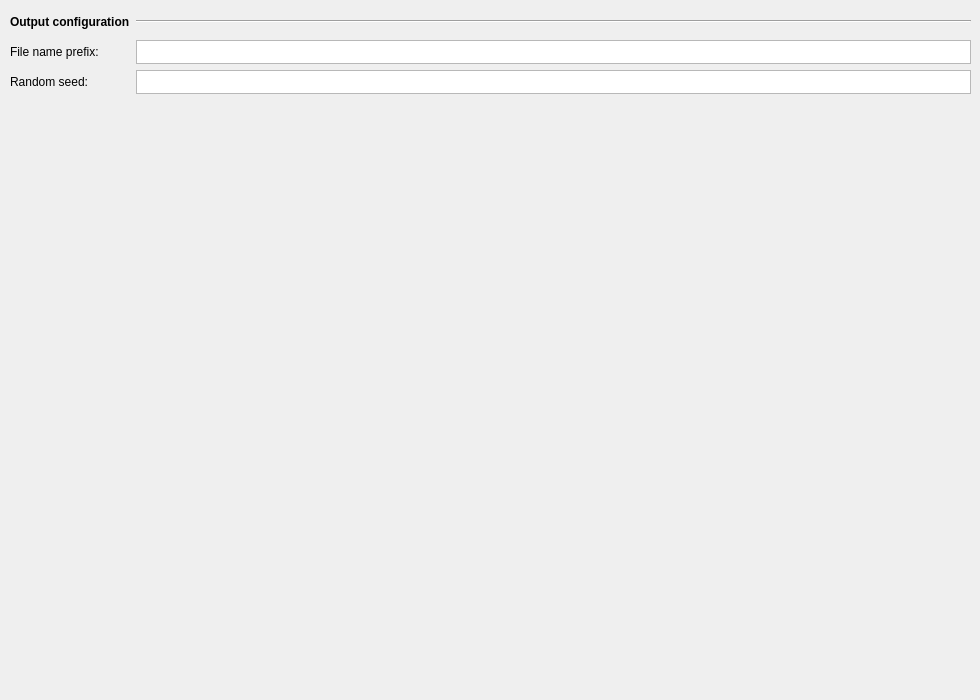
Qt form src/phylojunction/interface/pysidegui/pjguipages/pjgui_pages.ui (fkmendes/PhyloJunction) before a commit.
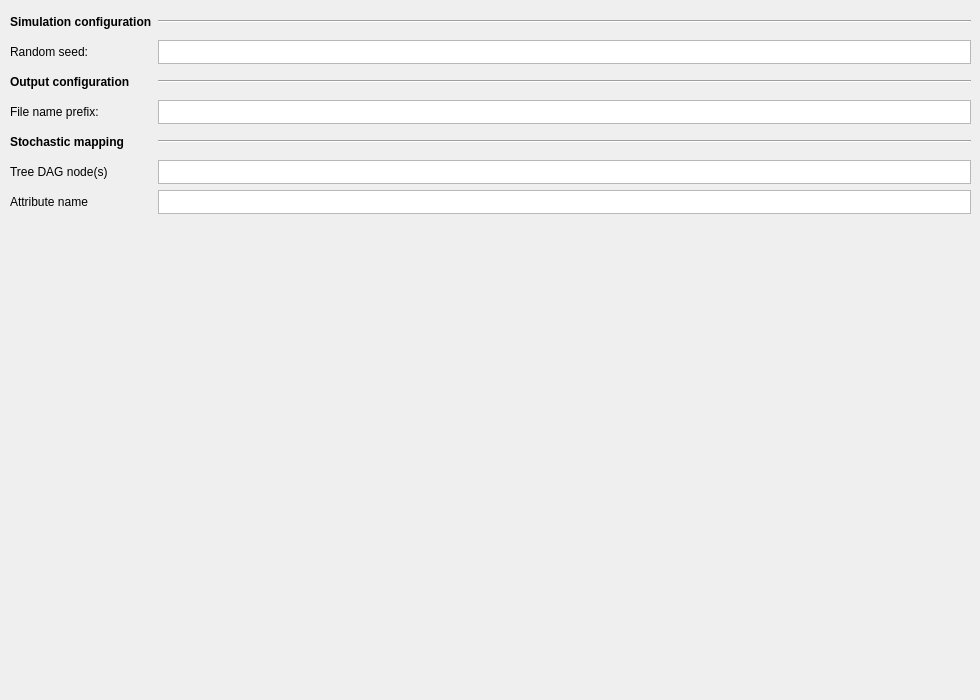
The same form after that commit. The open tabs and pages were chosen to show the change. Icons and pictures are not drawn. Custom widgets are drawn as their Qt base class.

Commit message:
Add GUI support for exporting stoch maps
Next step is to add CLI support for exporting stoch maps

What changed in the file:
```diff
--- a/src/phylojunction/interface/pysidegui/pjguipages/pjgui_pages.ui
+++ b/src/phylojunction/interface/pysidegui/pjguipages/pjgui_pages.ui
@@ -39,69 +39,7 @@
      </rect>
     </property>
     <layout class="QGridLayout" name="settings_page_grid_layout">
-     <item row="1" column="0">
-      <widget class="QLabel" name="filename_prefix_label">
-       <property name="minimumSize">
-        <size>
-         <width>110</width>
-         <height>24</height>
-        </size>
-       </property>
-       <property name="maximumSize">
-        <size>
-         <width>110</width>
-         <height>24</height>
-        </size>
-       </property>
-       <property name="text">
-        <string>File name prefix:</string>
-       </property>
-      </widget>
-     </item>
-     <item row="2" column="0">
-      <widget class="QLabel" name="random_seed_prefix_label">
-       <property name="minimumSize">
-        <size>
-         <width>110</width>
-         <height>24</height>
-        </size>
-       </property>
-       <property name="maximumSize">
-        <size>
-         <width>110</width>
-         <height>24</height>
-        </size>
-       </property>
-       <property name="text">
-        <string>Random seed:</string>
-       </property>
-      </widget>
-     </item>
-     <item row="0" column="0">
-      <widget class="QLabel" name="settings_label">
-       <property name="minimumSize">
-        <size>
-         <width>0</width>
-         <height>24</height>
-        </size>
-       </property>
-       <property name="maximumSize">
-        <size>
-         <width>16777215</width>
-         <height>24</height>
-        </size>
-       </property>
-       <property name="font">
-        <font>
-         <bold>true</bold>
-        </font>
-       </property>
-       <property name="text">
-        <string>Output configuration</string>
-       </property>
-      </widget>
-     </item>
-     <item row="3" column="0">
+     <item row="7" column="0">
       <spacer name="settings_vert_spacer">
        <property name="orientation">
         <enum>Qt::Vertical</enum>
@@ -114,7 +52,26 @@
        </property>
       </spacer>
      </item>
-     <item row="1" column="1">
+     <item row="3" column="0">
+      <widget class="QLabel" name="filename_prefix_label">
+       <property name="minimumSize">
+        <size>
+         <width>110</width>
+         <height>24</height>
+        </size>
+       </property>
+       <property name="maximumSize">
+        <size>
+         <width>110</width>
+         <height>24</height>
+        </size>
+       </property>
+       <property name="text">
+        <string>File name prefix:</string>
+       </property>
+      </widget>
+     </item>
+     <item row="3" column="1">
       <widget class="QTextEdit" name="filename_prefix_textbox">
        <property name="minimumSize">
         <size>
@@ -136,7 +93,81 @@
        </property>
       </widget>
      </item>
-     <item row="2" column="1">
+     <item row="5" column="0">
+      <widget class="QLabel" name="tree_dag_node_label">
+       <property name="text">
+        <string>Tree DAG node(s)</string>
+       </property>
+      </widget>
+     </item>
+     <item row="1" column="0">
+      <widget class="QLabel" name="random_seed_prefix_label">
+       <property name="minimumSize">
+        <size>
+         <width>110</width>
+         <height>24</height>
+        </size>
+       </property>
+       <property name="maximumSize">
+        <size>
+         <width>110</width>
+         <height>24</height>
+        </size>
+       </property>
+       <property name="text">
+        <string>Random seed:</string>
+       </property>
+      </widget>
+     </item>
+     <item row="4" column="0">
+      <widget class="QLabel" name="stoch_map_label">
+       <property name="minimumSize">
+        <size>
+         <width>0</width>
+         <height>24</height>
+        </size>
+       </property>
+       <property name="maximumSize">
+        <size>
+         <width>16777215</width>
+         <height>24</height>
+        </size>
+       </property>
+       <property name="font">
+        <font>
+         <bold>true</bold>
+        </font>
+       </property>
+       <property name="text">
+        <string>Stochastic mapping</string>
+       </property>
+      </widget>
+     </item>
+     <item row="2" column="0">
+      <widget class="QLabel" name="settings_label">
+       <property name="minimumSize">
+        <size>
+         <width>0</width>
+         <height>24</height>
+        </size>
+       </property>
+       <property name="maximumSize">
+        <size>
+         <width>16777215</width>
+         <height>24</height>
+        </size>
+       </property>
+       <property name="font">
+        <font>
+         <bold>true</bold>
+        </font>
+       </property>
+       <property name="text">
+        <string>Output configuration</string>
+       </property>
+      </widget>
+     </item>
+     <item row="1" column="1">
       <widget class="QTextEdit" name="random_seed_prefix_textbox">
        <property name="minimumSize">
         <size>
@@ -165,6 +196,101 @@
        </property>
       </widget>
      </item>
+     <item row="2" column="1">
+      <widget class="Line" name="line2">
+       <property name="orientation">
+        <enum>Qt::Horizontal</enum>
+       </property>
+      </widget>
+     </item>
+     <item row="4" column="1">
+      <widget class="Line" name="line3">
+       <property name="orientation">
+        <enum>Qt::Horizontal</enum>
+       </property>
+      </widget>
+     </item>
+     <item row="0" column="0">
+      <widget class="QLabel" name="sim_config_label">
+       <property name="minimumSize">
+        <size>
+         <width>0</width>
+         <height>24</height>
+        </size>
+       </property>
+       <property name="font">
+        <font>
+         <bold>true</bold>
+        </font>
+       </property>
+       <property name="text">
+        <string>Simulation configuration</string>
+       </property>
+      </widget>
+     </item>
+     <item row="6" column="0">
+      <widget class="QLabel" name="attr_name_label">
+       <property name="minimumSize">
+        <size>
+         <width>0</width>
+         <height>24</height>
+        </size>
+       </property>
+       <property name="maximumSize">
+        <size>
+         <width>16777215</width>
+         <height>24</height>
+        </size>
+       </property>
+       <property name="text">
+        <string>Attribute name</string>
+       </property>
+      </widget>
+     </item>
+     <item row="5" column="1">
+      <widget class="QTextEdit" name="tr_dag_node_textbox">
+       <property name="minimumSize">
+        <size>
+         <width>0</width>
+         <height>24</height>
+        </size>
+       </property>
+       <property name="maximumSize">
+        <size>
+         <width>16777215</width>
+         <height>24</height>
+        </size>
+       </property>
+       <property name="verticalScrollBarPolicy">
+        <enum>Qt::ScrollBarAlwaysOff</enum>
+       </property>
+       <property name="horizontalScrollBarPolicy">
+        <enum>Qt::ScrollBarAlwaysOff</enum>
+       </property>
+      </widget>
+     </item>
+     <item row="6" column="1">
+      <widget class="QTextEdit" name="attr_name_textbox">
+       <property name="minimumSize">
+        <size>
+         <width>0</width>
+         <height>24</height>
+        </size>
+       </property>
+       <property name="maximumSize">
+        <size>
+         <width>16777215</width>
+         <height>24</height>
+        </size>
+       </property>
+       <property name="verticalScrollBarPolicy">
+        <enum>Qt::ScrollBarAlwaysOff</enum>
+       </property>
+       <property name="horizontalScrollBarPolicy">
+        <enum>Qt::ScrollBarAlwaysOff</enum>
+       </property>
+      </widget>
+     </item>
     </layout>
    </widget>
   </widget>
```
Left out of the diff: 2 changed lines with no effect on the pictures. The commit also changes 13 other files.
